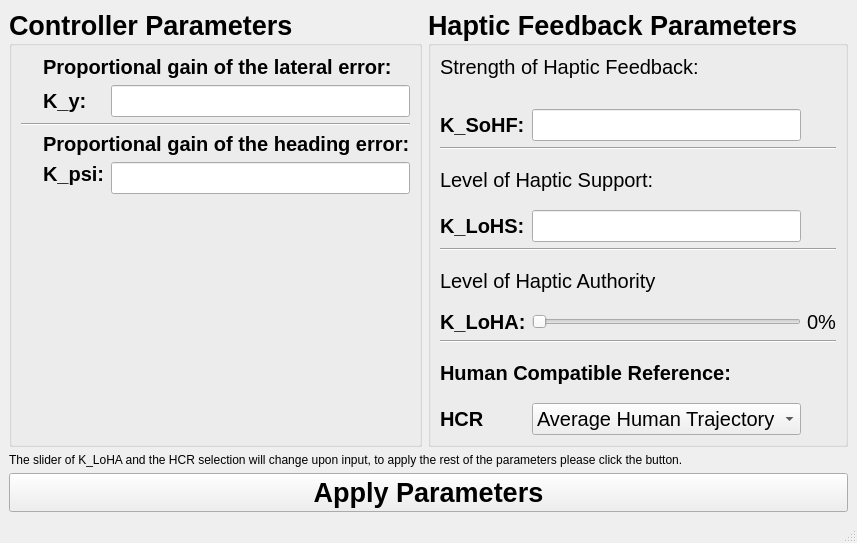
The window that modules/feedbackcontroller/action/FDCA.ui (tud-hri/joan) describes before a commit, drawn with Qt 5.
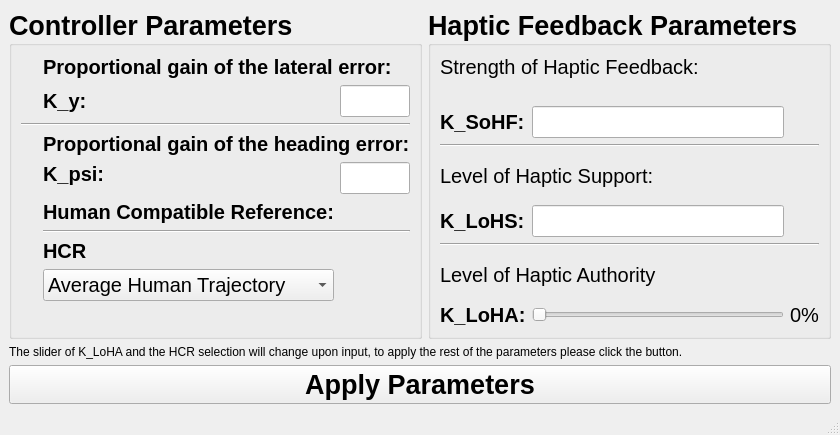
The same window after the commit.

Patch:
```diff
--- a/modules/feedbackcontroller/action/FDCA.ui
+++ b/modules/feedbackcontroller/action/FDCA.ui
@@ -7,7 +7,7 @@
     <x>0</x>
     <y>0</y>
     <width>792</width>
-    <height>543</height>
+    <height>435</height>
    </rect>
   </property>
   <property name="windowTitle">
@@ -86,18 +86,6 @@
              </property>
             </widget>
            </item>
-           <item row="10" column="0" colspan="2">
-            <widget class="QLabel" name="lblHcrtitle">
-             <property name="font">
-              <font>
-               <pointsize>15</pointsize>
-              </font>
-             </property>
-             <property name="text">
-              <string>Human Compatible Reference:</string>
-             </property>
-            </widget>
-           </item>
            <item row="5" column="0" colspan="3">
             <widget class="Line" name="line_3">
              <property name="orientation">
@@ -164,13 +152,6 @@
              </property>
             </widget>
            </item>
-           <item row="9" column="0" colspan="3">
-            <widget class="Line" name="line_4">
-             <property name="orientation">
-              <enum>Qt::Horizontal</enum>
-             </property>
-            </widget>
-           </item>
            <item row="1" column="1">
             <widget class="QLineEdit" name="lineKsohf">
              <property name="font">
@@ -194,46 +175,6 @@
              </property>
             </widget>
            </item>
-           <item row="11" column="0">
-            <widget class="QLabel" name="lblHcr">
-             <property name="font">
-              <font>
-               <pointsize>15</pointsize>
-               <weight>75</weight>
-               <bold>true</bold>
-              </font>
-             </property>
-             <property name="text">
-              <string>HCR</string>
-             </property>
-            </widget>
-           </item>
-           <item row="11" column="1">
-            <widget class="QComboBox" name="comboBox">
-             <property name="font">
-              <font>
-               <pointsize>15</pointsize>
-               <weight>50</weight>
-               <bold>false</bold>
-              </font>
-             </property>
-             <item>
-              <property name="text">
-               <string>Average Human Trajectory</string>
-              </property>
-             </item>
-             <item>
-              <property name="text">
-               <string>Omaatje</string>
-              </property>
-             </item>
-             <item>
-              <property name="text">
-               <string>Max Verstappen</string>
-              </property>
-             </item>
-            </widget>
-           </item>
           </layout>
          </item>
         </layout>
@@ -254,6 +195,18 @@
         <layout class="QGridLayout" name="gridLayout_4">
          <item row="0" column="0">
           <layout class="QGridLayout" name="gridLayout_3">
+           <item row="5" column="1">
+            <widget class="QLabel" name="lblHcrtitle">
+             <property name="font">
+              <font>
+               <pointsize>15</pointsize>
+              </font>
+             </property>
+             <property name="text">
+              <string>Human Compatible Reference:</string>
+             </property>
+            </widget>
+           </item>
            <item row="1" column="0">
             <widget class="QLabel" name="label">
              <property name="text">
@@ -261,6 +214,46 @@
              </property>
             </widget>
            </item>
+           <item row="8" column="1">
+            <widget class="QComboBox" name="comboBox">
+             <property name="font">
+              <font>
+               <pointsize>15</pointsize>
+               <weight>50</weight>
+               <bold>false</bold>
+              </font>
+             </property>
+             <item>
+              <property name="text">
+               <string>Average Human Trajectory</string>
+              </property>
+             </item>
+             <item>
+              <property name="text">
+               <string>Omaatje</string>
+              </property>
+             </item>
+             <item>
+              <property name="text">
+               <string>Max Verstappen</string>
+              </property>
+             </item>
+            </widget>
+           </item>
+           <item row="7" column="1">
+            <widget class="QLabel" name="lblHcr">
+             <property name="font">
+              <font>
+               <pointsize>15</pointsize>
+               <weight>75</weight>
+               <bold>true</bold>
+              </font>
+             </property>
+             <property name="text">
+              <string>HCR</string>
+             </property>
+            </widget>
+           </item>
            <item row="2" column="0" colspan="3">
             <widget class="Line" name="line">
              <property name="orientation">
@@ -268,6 +261,23 @@
              </property>
             </widget>
            </item>
+           <item row="4" column="1">
+            <widget class="QLabel" name="lblKpsi">
+             <property name="font">
+              <font>
+               <pointsize>15</pointsize>
+               <weight>75</weight>
+               <bold>true</bold>
+              </font>
+             </property>
+             <property name="text">
+              <string>K_psi:</string>
+             </property>
+             <property name="alignment">
+              <set>Qt::AlignLeading|Qt::AlignLeft|Qt::AlignTop</set>
+             </property>
+            </widget>
+           </item>
            <item row="1" column="2">
             <widget class="QLineEdit" name="lineKy">
              <property name="font">
@@ -294,16 +304,7 @@
              </property>
             </widget>
            </item>
-           <item row="4" column="2">
-            <widget class="QLineEdit" name="lineKpsi">
-             <property name="font">
-              <font>
-               <pointsize>15</pointsize>
-              </font>
-             </property>
-            </widget>
-           </item>
-           <item row="5" column="1" colspan="2">
+           <item row="9" column="1" colspan="2">
             <spacer name="verticalSpacer">
              <property name="orientation">
               <enum>Qt::Vertical</enum>
@@ -316,6 +317,15 @@
              </property>
             </spacer>
            </item>
+           <item row="4" column="2">
+            <widget class="QLineEdit" name="lineKpsi">
+             <property name="font">
+              <font>
+               <pointsize>15</pointsize>
+              </font>
+             </property>
+            </widget>
+           </item>
            <item row="0" column="1" colspan="2">
             <widget class="QLabel" name="lblKytitle">
              <property name="font">
@@ -331,23 +341,6 @@
              </property>
             </widget>
            </item>
-           <item row="4" column="1">
-            <widget class="QLabel" name="lblKpsi">
-             <property name="font">
-              <font>
-               <pointsize>15</pointsize>
-               <weight>75</weight>
-               <bold>true</bold>
-              </font>
-             </property>
-             <property name="text">
-              <string>K_psi:</string>
-             </property>
-             <property name="alignment">
-              <set>Qt::AlignLeading|Qt::AlignLeft|Qt::AlignTop</set>
-             </property>
-            </widget>
-           </item>
            <item row="3" column="1" colspan="2">
             <widget class="QLabel" name="lblKpsititle">
              <property name="font">
@@ -360,6 +353,13 @@
              </property>
             </widget>
            </item>
+           <item row="6" column="1" colspan="2">
+            <widget class="Line" name="line_4">
+             <property name="orientation">
+              <enum>Qt::Horizontal</enum>
+             </property>
+            </widget>
+           </item>
           </layout>
          </item>
         </layout>
```
